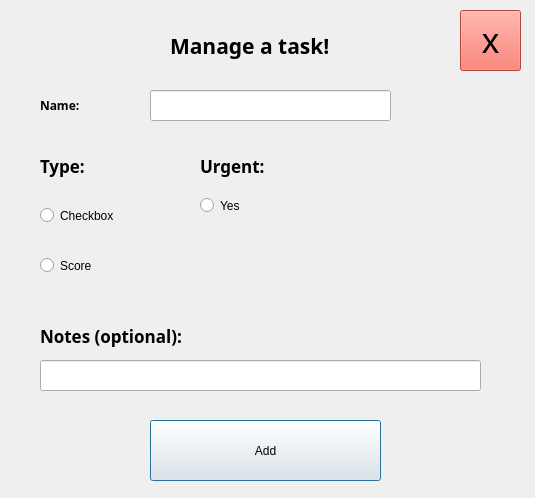
This is doTaskapp/createtask.ui in mewoJSON/doTask as Qt 5 draws it before an edit. The edited form follows.
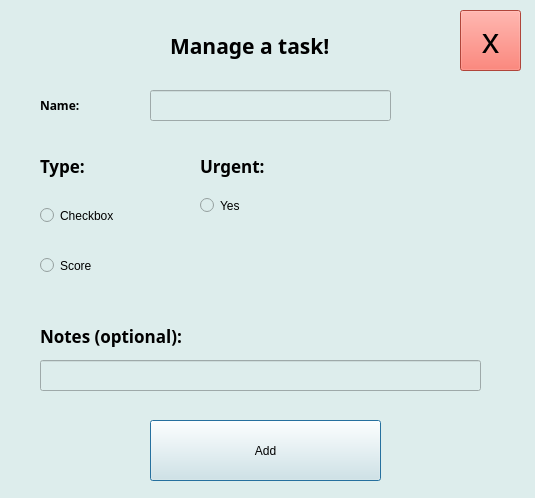
This is the edited form. Icons and pictures are not drawn.

What changed in the file:
```diff
--- a/doTaskapp/createtask.ui
+++ b/doTaskapp/createtask.ui
@@ -10,9 +10,24 @@
     <height>498</height>
    </rect>
   </property>
+  <property name="minimumSize">
+   <size>
+    <width>535</width>
+    <height>498</height>
+   </size>
+  </property>
+  <property name="maximumSize">
+   <size>
+    <width>535</width>
+    <height>498</height>
+   </size>
+  </property>
   <property name="windowTitle">
    <string>Dialog</string>
   </property>
+  <property name="styleSheet">
+   <string notr="true">background-color: rgb(221, 237, 236);</string>
+  </property>
   <widget class="QLabel" name="label">
    <property name="geometry">
     <rect>
@@ -187,7 +202,7 @@
   <widget class="QLabel" name="label_6">
    <property name="geometry">
     <rect>
-     <x>320</x>
+     <x>310</x>
      <y>160</y>
      <width>191</width>
      <height>171</height>
```
Left out of the diff: 2 changed lines with no effect on the pictures.
